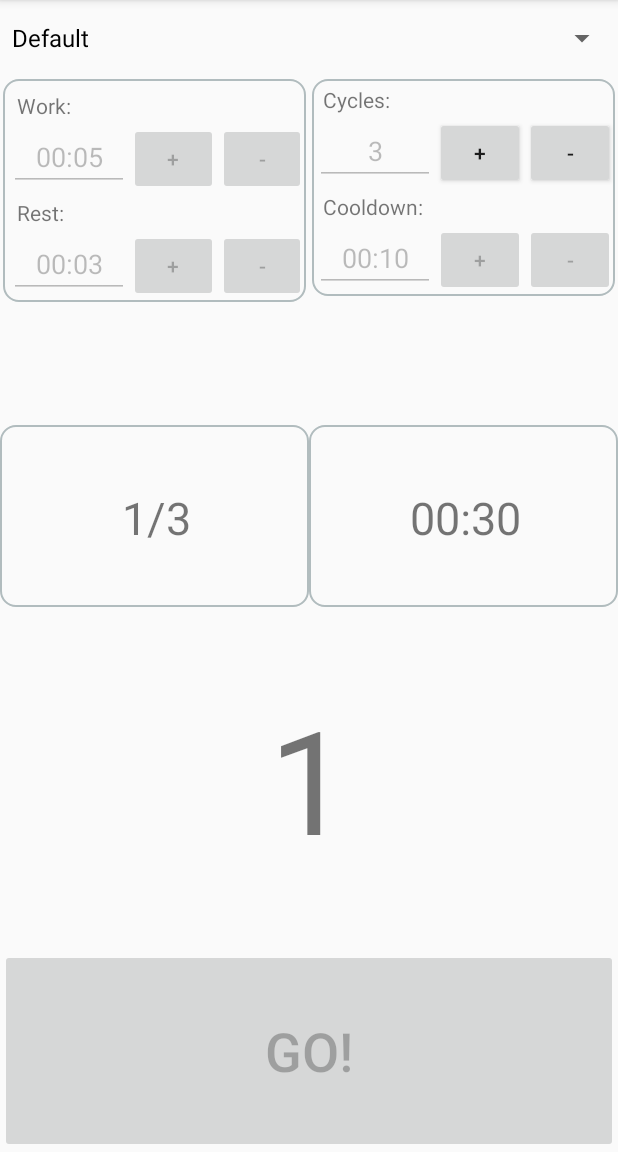
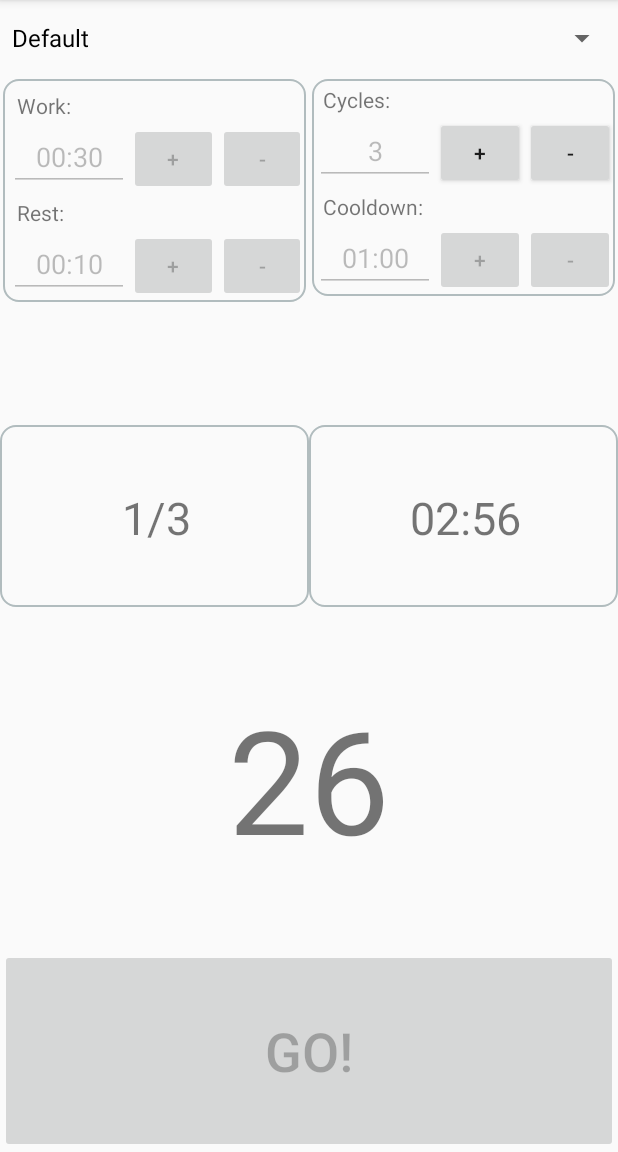
Before and after one commit to profesorfalken/JIITTimer, an Android app: the screen it shows after launch (MainActivity), in the options menu, after a tap on "Settings", on a phone screen of 412 x 824 dp, the part 84-1236 px from its top. Run offline under Robolectric (Android 15) with nearby library versions, the phone set to English and light mode, and no system bars.

Commit message:
Use defaults from json data

```diff
--- a/app/src/main/java/com/profesorfalken/jiittimer/MainActivity.java
+++ b/app/src/main/java/com/profesorfalken/jiittimer/MainActivity.java
@@ -19,6 +19,7 @@ import android.widget.TextView;
 import com.profesorfalken.jiittimer.counter.WorkoutTask;
 import com.profesorfalken.jiittimer.listener.CycleWatcher;
 import com.profesorfalken.jiittimer.listener.TimeTextWatcher;
+import com.profesorfalken.jiittimer.model.WorkoutData;
 import com.profesorfalken.jiittimer.util.JiitTimeUtils;
 
 import org.json.JSONArray;
@@ -26,6 +27,9 @@ import org.json.JSONException;
 import org.json.JSONObject;
 
 import java.util.ArrayList;
+import java.util.HashMap;
+import java.util.Map;
+import java.util.StringTokenizer;
 
 public class MainActivity extends AppCompatActivity {
 
@@ -54,6 +58,8 @@ public class MainActivity extends AppCompatActivity {
     private Button goButton;
     private TextView cycleTimeTextView;
     private boolean timerActive = false;
+    private Map<String, WorkoutData> allWorkoutsData = new HashMap<>();
+    private WorkoutData selectedWorkout;
 
     private ArrayAdapter<CharSequence> spinnerAdapter;
 
@@ -228,17 +234,23 @@ public class MainActivity extends AppCompatActivity {
 
             for (int i = 0; i<jsonWorkoutsData.length(); i++) {
                 spinnerAdapter.add((String)jsonWorkoutsData.getJSONObject(i).get("Title"));
+
+                StringTokenizer st = new StringTokenizer(((String) jsonWorkoutsData.getJSONObject(i).get("Data")), "|");
+                WorkoutData workoutData = new WorkoutData(Integer.valueOf(st.nextToken()), Integer.valueOf(st.nextToken()), Integer.valueOf(st.nextToken()), Integer.valueOf(st.nextToken()));
+
+                allWorkoutsData.put((String)jsonWorkoutsData.getJSONObject(i).get("Title"), workoutData);
             }
             spinnerAdapter.notifyDataSetChanged();
         } catch (JSONException e) {
             e.printStackTrace();
         }
 
+        WorkoutData defaultWorkoutData = this.allWorkoutsData.get("Default");
 
-        this.workTimeEditText.setText("00:05");
-        this.restTimeEditText.setText("00:03");
-        this.cyclesEditText.setText("3");
-        this.coolDownTimeEditText.setText("00:10");
+        this.workTimeEditText.setText(JiitTimeUtils.millisToFormattedTime(defaultWorkoutData.getWorkoutTime() * 1000));
+        this.restTimeEditText.setText(JiitTimeUtils.millisToFormattedTime(defaultWorkoutData.getRestTime() * 1000));
+        this.cyclesEditText.setText(String.valueOf(defaultWorkoutData.getCycles()));
+        this.coolDownTimeEditText.setText(JiitTimeUtils.millisToFormattedTime(defaultWorkoutData.getCooldownTime() * 1000));
     }
 
     public void refreshTotals() {
--- /dev/null
+++ b/app/src/main/java/com/profesorfalken/jiittimer/model/WorkoutData.java
@@ -0,0 +1,47 @@
+package com.profesorfalken.jiittimer.model;
+
+public class WorkoutData {
+    private int workoutTime;
+    private int restTime;
+    private int cooldownTime;
+    private int cycles;
+
+    public WorkoutData(int workoutTime, int restTime, int cooldownTime, int cycles) {
+        this.workoutTime = workoutTime;
+        this.restTime = restTime;
+        this.cooldownTime = cooldownTime;
+        this.cycles = cycles;
+    }
+
+    public int getWorkoutTime() {
+        return workoutTime;
+    }
+
+    public void setWorkoutTime(int workoutTime) {
+        this.workoutTime = workoutTime;
+    }
+
+    public int getRestTime() {
+        return restTime;
+    }
+
+    public void setRestTime(int restTime) {
+        this.restTime = restTime;
+    }
+
+    public int getCooldownTime() {
+        return cooldownTime;
+    }
+
+    public void setCooldownTime(int cooldownTime) {
+        this.cooldownTime = cooldownTime;
+    }
+
+    public int getCycles() {
+        return cycles;
+    }
+
+    public void setCycles(int cycles) {
+        this.cycles = cycles;
+    }
+}
```
